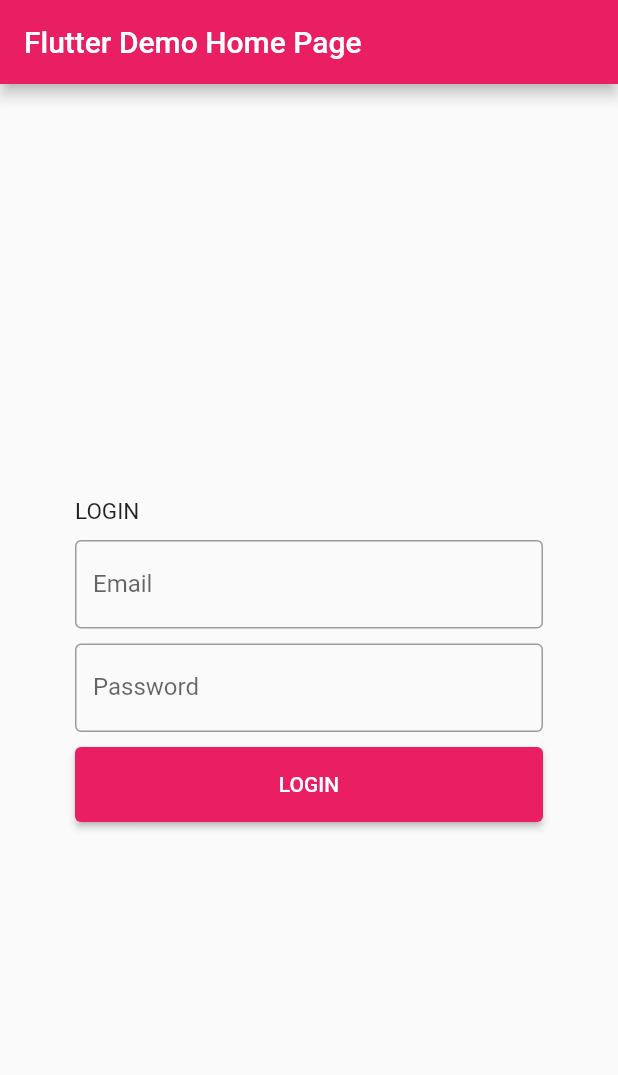
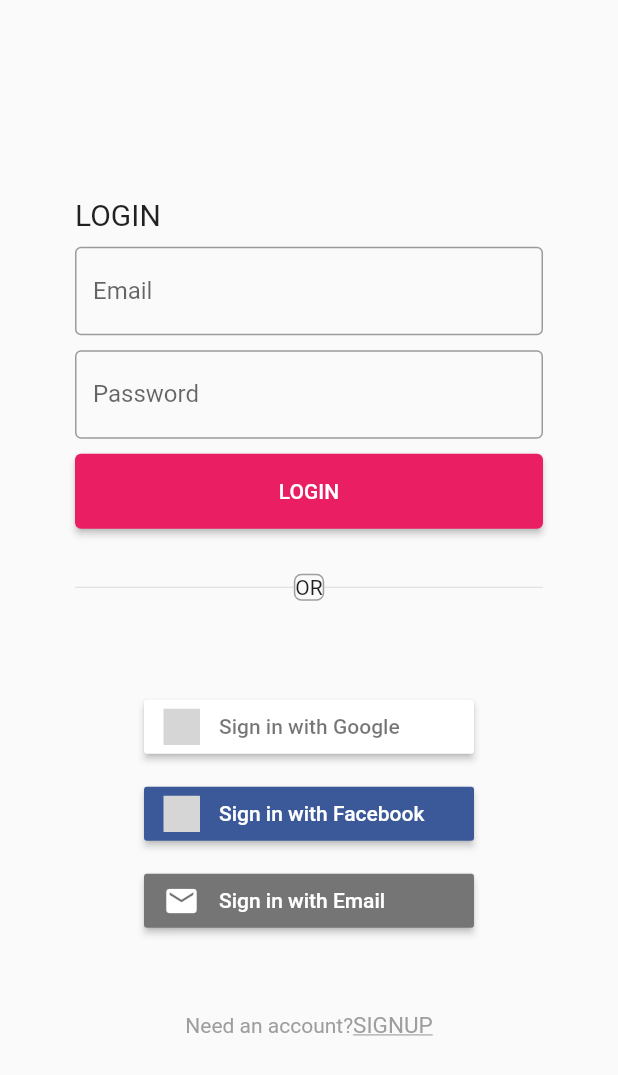
Before and after one commit to Taqaddusshafi/fitness_comiunity_app, a Flutter app: the screen it shows after launch, after a tap on "LOGIN", on a phone screen of 412 x 824 dp. Shown: the top 1075 px of the screen. Run offline on Flutter 3.47's test engine with Material 2 defaults, Android fonts, the light colour scheme and no system bars; our stand-ins replace flutter_signin_button; grey boxes are pictures that could not be loaded.

Commit message:
2ND COMMIT

```diff
--- a/lib/main.dart
+++ b/lib/main.dart
@@ -1,4 +1,6 @@
 import 'package:flutter/material.dart';
+import 'package:flutter_signin_button/flutter_signin_button.dart';
+import 'package:url_launcher/url_launcher.dart';
 
 void main() {
   runApp(const MyApp());
@@ -71,11 +73,6 @@ class _MyHomePageState extends State<MyHomePage> {
     // fast, so that you can just rebuild anything that needs updating rather
     // than having to individually change instances of widgets.
     return Scaffold(
-      appBar: AppBar(
-        // Here we take the value from the MyHomePage object that was created by
-        // the App.build method, and use it to set our appbar title.
-        title: Text(widget.title),
-      ),
       body: Center(
         // Center is a layout widget. It takes a single child and positions it
         // in the middle of the parent.
@@ -102,7 +99,7 @@ class _MyHomePageState extends State<MyHomePage> {
                     children: <Widget>[
                   Container(
                       margin: EdgeInsets.fromLTRB(50, 0, 0, 10),
-                      child: Text("LOGIN", style: TextStyle(fontSize: 15)))
+                      child: Text("LOGIN", style: TextStyle(fontSize: 20)))
                 ])),
             Container(
                 margin: EdgeInsets.fromLTRB(50, 0, 50, 0),
@@ -127,10 +124,74 @@ class _MyHomePageState extends State<MyHomePage> {
                 width: 400,
                 margin: EdgeInsets.fromLTRB(50, 10, 50, 0),
                 child: ElevatedButton(
-                    onPressed: _fun,
-                    child: Text("LOGIN"),
-                    style: ElevatedButton.styleFrom(
-                        primary: Colors.pink, onPrimary: Colors.white)))
+                  onPressed: _fun,
+                  child: Text("LOGIN"),
+                  // style: ElevatedButton.styleFrom(
+                  //   primary: Colors.pink, onPrimary: Colors.white)))
+                )),
+            Container(
+                margin: EdgeInsets.fromLTRB(50, 30, 50, 0),
+                child: Row(children: <Widget>[
+                  Expanded(child: Divider()),
+                  Container(
+                    decoration: BoxDecoration(
+                        //  color: Color.fromARGB(255, 217, 217, 217),
+                        border: Border.all(color: Colors.grey),
+                        borderRadius: BorderRadius.circular(5)),
+                    child: const Text("OR"),
+                  ),
+                  Expanded(child: Divider()),
+                ])),
+            Container(
+              margin: EdgeInsets.fromLTRB(0, 50, 0, 0),
+              child: Column(
+                mainAxisAlignment: MainAxisAlignment.center,
+                children: <Widget>[
+                  Container(
+                      margin: EdgeInsets.fromLTRB(0, 10, 0, 0),
+                      child: SignInButton(
+                        Buttons.Google,
+                        onPressed: () {},
+                      )),
+                  Container(
+                      margin: EdgeInsets.fromLTRB(0, 10, 0, 0),
+                      child: SignInButton(
+                        Buttons.Facebook,
+                        onPressed: () {},
+                      )),
+                  Container(
+                      margin: EdgeInsets.fromLTRB(0, 10, 0, 0),
+                      child: SignInButton(
+                        Buttons.Email,
+                        onPressed: () {},
+                      ))
+                ],
+              ),
+            ),
+            Container(
+              margin: EdgeInsets.fromLTRB(0, 50, 0, 0),
+              child: Row(
+                  mainAxisAlignment: MainAxisAlignment.center,
+                  children: <Widget>[
+                    Container(
+                      child: Text("Need an account?",
+                          style: TextStyle(color: Colors.grey)),
+                    ),
+                    Container(
+                        child: InkWell(
+                      onTap: () => Navigator.push(
+                          context,
+                          MaterialPageRoute(
+                              builder: ((context) => Screen2() as Widget))),
+                      child: Text("SIGNUP",
+                          style: TextStyle(
+                            fontSize: 15,
+                            decoration: TextDecoration.underline,
+                            color: Colors.grey,
+                          )),
+                    )),
+                  ]),
+            )
           ],
         ),
       ),
@@ -138,3 +199,20 @@ class _MyHomePageState extends State<MyHomePage> {
     );
   }
 }
+
+class Screen2 extends StatelessWidget {
+  const Screen2({super.key});
+
+  @override
+  Widget build(BuildContext context) {
+    return Scaffold(
+        body: SafeArea(
+            child: Center(
+                child: InkWell(
+      onTap: () {},
+      child: Container(
+        child: Text("Screen 2"),
+      ),
+    ))));
+  }
+}
--- a/pubspec.yaml
+++ b/pubspec.yaml
@@ -36,6 +36,8 @@ dependencies:
   # The following adds the Cupertino Icons font to your application.
   # Use with the CupertinoIcons class for iOS style icons.
   cupertino_icons: ^1.0.2
+  flutter_signin_button: ^2.0.0
+  url_launcher: ^6.1.8
 
 dev_dependencies:
   flutter_test:
```
Also changed, not shown: pubspec.lock, 5 other files.
